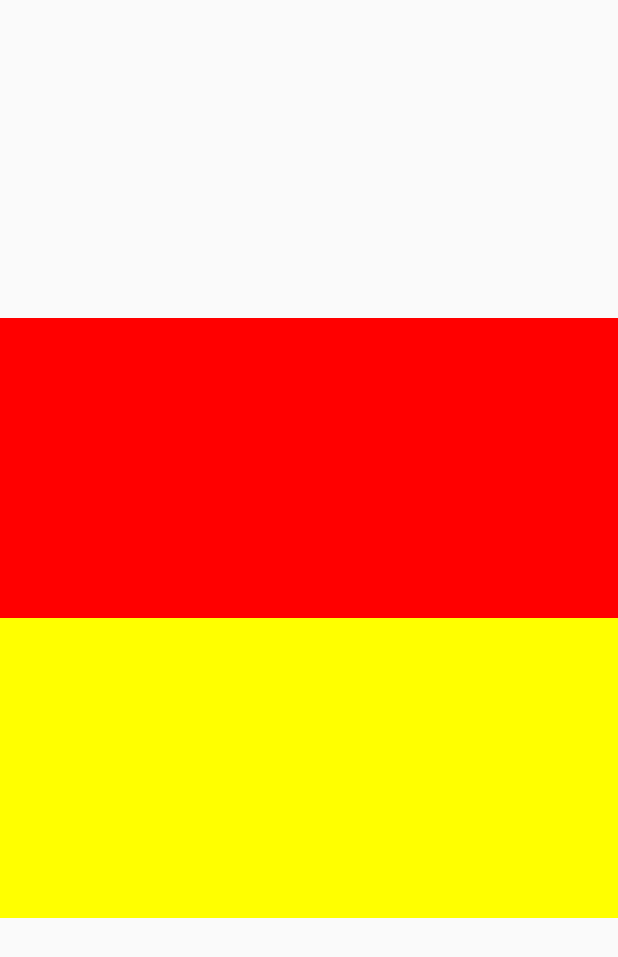
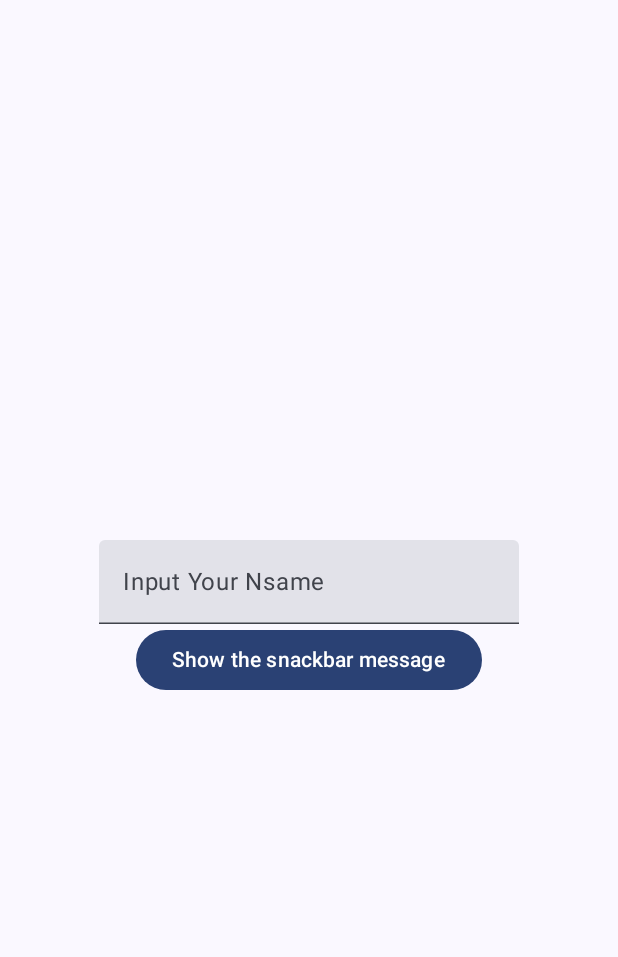
Before and after one commit to gedeastu/Jetpack_Compose_Drill, an Android app built with Jetpack Compose: the screen it shows after launch (MainActivity), on a phone screen of 412 x 824 dp. Shown: the top 957 px of the screen. Run offline under Robolectric (Android 15) with nearby library versions, the phone set to English and light mode, and no system bars; Roboto replaces fonts that are not available here.

Commit message:
update about textfield,button,and snackbar

```diff
--- a/app/src/main/java/com/example/main/MainActivity.kt
+++ b/app/src/main/java/com/example/main/MainActivity.kt
@@ -1,9 +1,8 @@
 package com.example.main
 
-import android.annotation.SuppressLint
-import android.content.ClipDescription
-import android.icu.text.CaseMap.Title
+import android.content.Context
 import android.os.Bundle
+import android.widget.Toast
 import androidx.activity.ComponentActivity
 import androidx.activity.compose.setContent
 import androidx.compose.foundation.Image
@@ -15,32 +14,41 @@ import androidx.compose.foundation.layout.Box
 import androidx.compose.foundation.layout.Column
 import androidx.compose.foundation.layout.Row
 import androidx.compose.foundation.layout.Spacer
-import androidx.compose.foundation.layout.fillMaxHeight
 import androidx.compose.foundation.layout.fillMaxSize
 import androidx.compose.foundation.layout.fillMaxWidth
 import androidx.compose.foundation.layout.height
-import androidx.compose.foundation.layout.offset
 import androidx.compose.foundation.layout.padding
 import androidx.compose.foundation.layout.width
 import androidx.compose.foundation.shape.RoundedCornerShape
-import androidx.compose.material3.Card
+import androidx.compose.material3.Button
 import androidx.compose.material3.CardDefaults
-import androidx.compose.material3.CardElevation
 import androidx.compose.material3.ElevatedCard
-import androidx.compose.material3.MaterialTheme
-import androidx.compose.material3.Surface
+import androidx.compose.material3.ExperimentalMaterial3Api
+import androidx.compose.material3.Scaffold
+import androidx.compose.material3.Snackbar
+import androidx.compose.material3.SnackbarDuration
+import androidx.compose.material3.SnackbarHost
+import androidx.compose.material3.SnackbarHostState
+import androidx.compose.material3.SnackbarResult
 import androidx.compose.material3.Text
+import androidx.compose.material3.TextField
 import androidx.compose.runtime.Composable
+import androidx.compose.runtime.MutableState
 import androidx.compose.runtime.mutableStateOf
 import androidx.compose.runtime.remember
+import androidx.compose.runtime.rememberCoroutineScope
 import androidx.compose.ui.Alignment
+import androidx.compose.ui.ExperimentalComposeUiApi
 import androidx.compose.ui.Modifier
+import androidx.compose.ui.focus.FocusManager
 import androidx.compose.ui.graphics.Brush
 import androidx.compose.ui.graphics.Color
-import androidx.compose.ui.graphics.painter.BitmapPainter
 import androidx.compose.ui.graphics.painter.Painter
 import androidx.compose.ui.layout.ContentScale
-import androidx.compose.ui.res.painterResource
+import androidx.compose.ui.platform.LocalContext
+import androidx.compose.ui.platform.LocalFocusManager
+import androidx.compose.ui.platform.LocalSoftwareKeyboardController
+import androidx.compose.ui.platform.SoftwareKeyboardController
 import androidx.compose.ui.text.SpanStyle
 import androidx.compose.ui.text.TextStyle
 import androidx.compose.ui.text.buildAnnotatedString
@@ -55,31 +63,51 @@ import androidx.compose.ui.tooling.preview.Preview
 import androidx.compose.ui.unit.dp
 import androidx.compose.ui.unit.sp
 import com.example.main.ui.theme.MainTheme
+import kotlinx.coroutines.CoroutineScope
+import kotlinx.coroutines.launch
 import kotlin.random.Random
 
 class MainActivity : ComponentActivity() {
+    @OptIn(ExperimentalComposeUiApi::class)
     override fun onCreate(savedInstanceState: Bundle?) {
         super.onCreate(savedInstanceState)
         setContent {
+            var textFieldState = remember {
+                mutableStateOf("")
+            }
             MainTheme {
+
+                //Snackbar
+                SnackbarsTextFieldsButtons(
+                    snackbarHostState = remember {
+                        SnackbarHostState()
+                    },
+                    coroutine = rememberCoroutineScope(),
+                    context = LocalContext.current,
+                    textFieldState = textFieldState,
+                    keyboardController = LocalSoftwareKeyboardController.current,
+                    focusManager = LocalFocusManager.current
+                )
+
                 //State Compose
-                Column(Modifier.fillMaxSize(), horizontalAlignment = Alignment.CenterHorizontally, verticalArrangement = Arrangement.Center) {
-                    val backgroundColor = remember {
-                        mutableStateOf(Color.Yellow)
-                    }
-                    StateCompose(
-                        modifier =  Modifier
-                            .fillMaxWidth()
-                            .height(200.dp)
-                    ){
-                        backgroundColor.value = it
-                    }
-                    Box(modifier = Modifier
-                        .background(backgroundColor.value)
-                        .fillMaxWidth()
-                        .height(200.dp)
-                    )
-                }
+                //Column(Modifier.fillMaxSize(), horizontalAlignment = Alignment.CenterHorizontally, verticalArrangement = Arrangement.Center) {
+                //val backgroundColor = remember {
+                //    mutableStateOf(Color.Yellow)
+                //}
+                //StateCompose(
+                //     modifier = Modifier
+                //          .fillMaxWidth()
+                //          .height(200.dp),
+                //          stateColor = {
+                //           backgroundColor.value = it
+                //          }
+                //)
+                //Box(modifier = Modifier
+                //    .background(backgroundColor.value)
+                //    .fillMaxWidth()
+                //    .height(200.dp)
+                //)
+                //}
 
                 //Styling Text
                 //StylingText()
@@ -243,10 +271,72 @@ fun StateCompose(modifier: Modifier = Modifier, stateColor: (Color) -> Unit){
                     1f
                 )
             )
-        }) {
-
+        },
+        contentAlignment = Alignment.Center
+    ) {
+        Text(text = "Press the Button", color = Color.White, fontWeight = FontWeight.Medium)
     }
 }
+
+//Textfields, Buttons & Showing Snackbars
+@OptIn(ExperimentalMaterial3Api::class, ExperimentalComposeUiApi::class)
+@Composable
+fun SnackbarsTextFieldsButtons(
+    snackbarHostState: SnackbarHostState, coroutine: CoroutineScope, context: Context, textFieldState: MutableState<String>,
+    keyboardController: SoftwareKeyboardController?, focusManager: FocusManager
+){
+    Scaffold(
+        snackbarHost = { SnackbarHost(hostState = snackbarHostState) {
+            Snackbar(
+                snackbarData = it,
+                containerColor = Color.DarkGray,
+                contentColor = Color.White,
+                actionColor = Color.White,
+                dismissActionContentColor = Color.White
+            )
+        }
+        },
+        modifier = Modifier.fillMaxSize(),
+        content = {
+            Column(
+                modifier = Modifier
+                    .fillMaxSize()
+                    .padding(it),
+                horizontalAlignment = Alignment.CenterHorizontally,
+                verticalArrangement = Arrangement.Center,
+            ) {
+                TextField(
+                    value = textFieldState.value,
+                    label = {
+                        Text(text = "Input Your Nsame")
+                    },
+                    onValueChange = {
+                        textFieldState.value = it.toString()
+                    }
+                )
+                Button(onClick = {
+                    coroutine.launch {
+                        val result = snackbarHostState.showSnackbar(
+                            message = "Hello $textFieldState",
+                            actionLabel = "Show the Toast",
+                            duration = SnackbarDuration.Long,
+                            withDismissAction = true
+                        )
+                        if (result == SnackbarResult.ActionPerformed){
+                            Toast.makeText(context,"Hello Welcome Back",Toast.LENGTH_LONG).show()
+                        }
+                    }
+                    keyboardController?.hide()
+                    focusManager.clearFocus()
+                }) {
+                    Text(text = "Show the snackbar message")
+                }
+            }
+        }
+    )
+}
+
+
 
 @Preview(showBackground = true)
 @Composable
```
